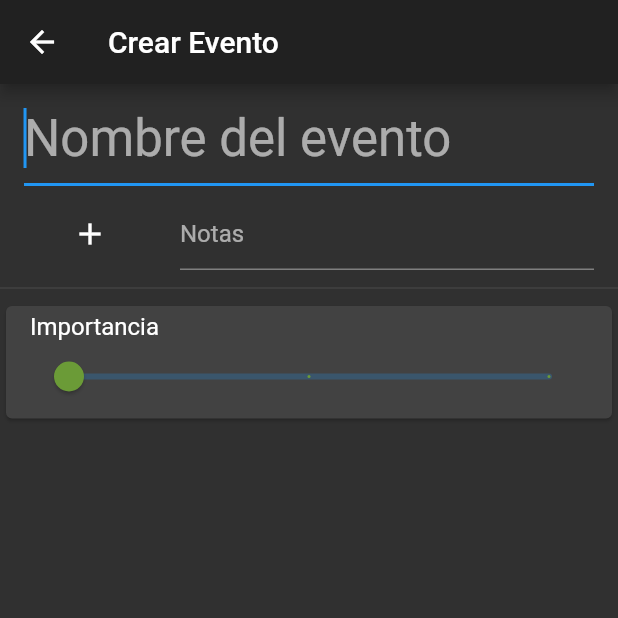
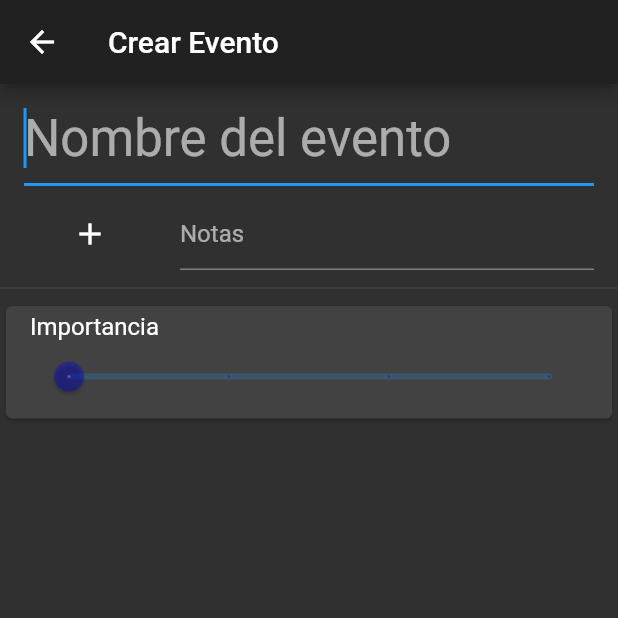
Before and after one commit to LucasNahuelGarcia/scheduler, a Flutter app: the NombreEvento screen opened by its route, on a phone screen of 412 x 824 dp, the top half of it. Run offline on Flutter 3.47's test engine with Material 2 defaults, Android fonts, the phone set to English and light mode, and no system bars.

```diff
--- a/lib/src/io/TemaEventos/TemaEventos.dart
+++ b/lib/src/io/TemaEventos/TemaEventos.dart
@@ -2,8 +2,9 @@ import 'package:flutter/material.dart';
 
 class TemaEventos {
   final List<Color> colores = [
-    Color(0xff6b9b37),
-    Color(0xffc9bc1f),
-    Color(0xffb61827),
+    Color(0x550000ff),
+    Color(0x5500ff00),
+    Color(0x55ffff00),
+    Color(0x55ff0000),
   ];
 }
```
Also changed, not shown: lib/src/io/componentesVista/CardEvento.dart (+9 -3 lines), lib/src/io/vistas/CrearEvento/NombreEvento.dart (+24 -5 lines).
